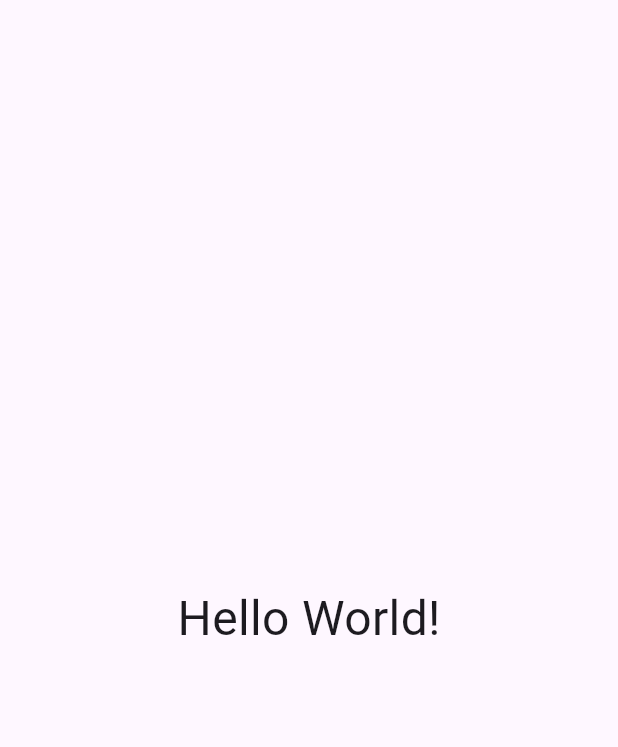
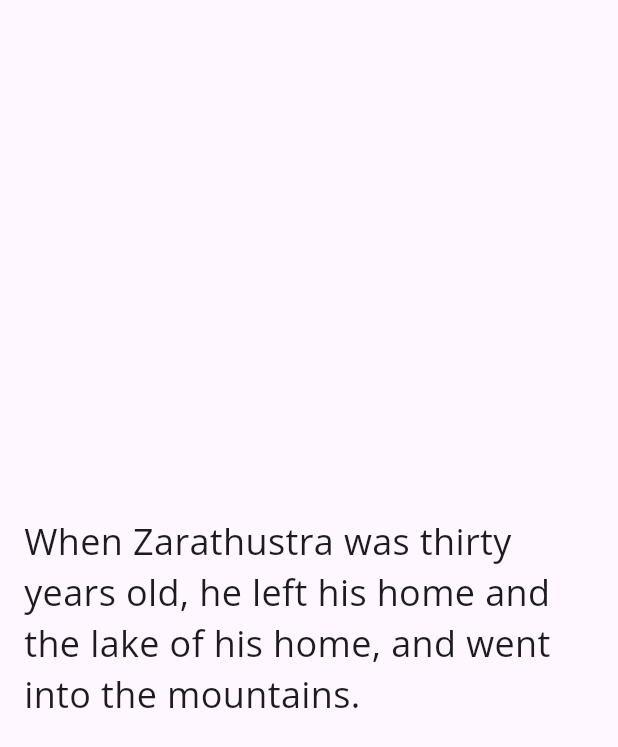
Before and after one commit to sandov/nuez, a Flutter app: the screen it shows after launch, on a phone screen of 412 x 824 dp. Shown: the top 747 px of the screen. Run offline on Flutter 3.47's test engine with Material 3 defaults, Android fonts, the phone set to English and light mode, and no system bars; our stand-ins replace google_fonts.

Commit message:
add google fonts, open sans as font, add container to text

```diff
--- a/lib/main.dart
+++ b/lib/main.dart
@@ -1,4 +1,5 @@
 import 'package:flutter/material.dart';
+import 'package:google_fonts/google_fonts.dart';
 
 void main() {
   runApp(const MainApp());
@@ -7,13 +8,21 @@ void main() {
 class MainApp extends StatelessWidget {
   const MainApp({super.key});
 
+  static const String sample_text =
+      "When Zarathustra was thirty years old, he left his home and the lake of his home, and went into the mountains.";
+
   @override
   Widget build(BuildContext context) {
-    return const MaterialApp(
+    return MaterialApp(
       home: Scaffold(
         body: Center(
-          child: Text('Hello World!', style: const TextStyle(fontSize: 32)),
-        ),
+            child: Container(
+          padding: EdgeInsets.all(16.0),
+          child: Text(sample_text,
+              style: GoogleFonts.openSans(
+                fontSize: 24,
+              )),
+        )),
       ),
     );
   }
--- a/pubspec.yaml
+++ b/pubspec.yaml
@@ -9,6 +9,7 @@ environment:
 dependencies:
   flutter:
     sdk: flutter
+  google_fonts: ^6.1.0
 
 dev_dependencies:
   flutter_test:
```
Also changed, not shown: pubspec.lock, 1 other file.
